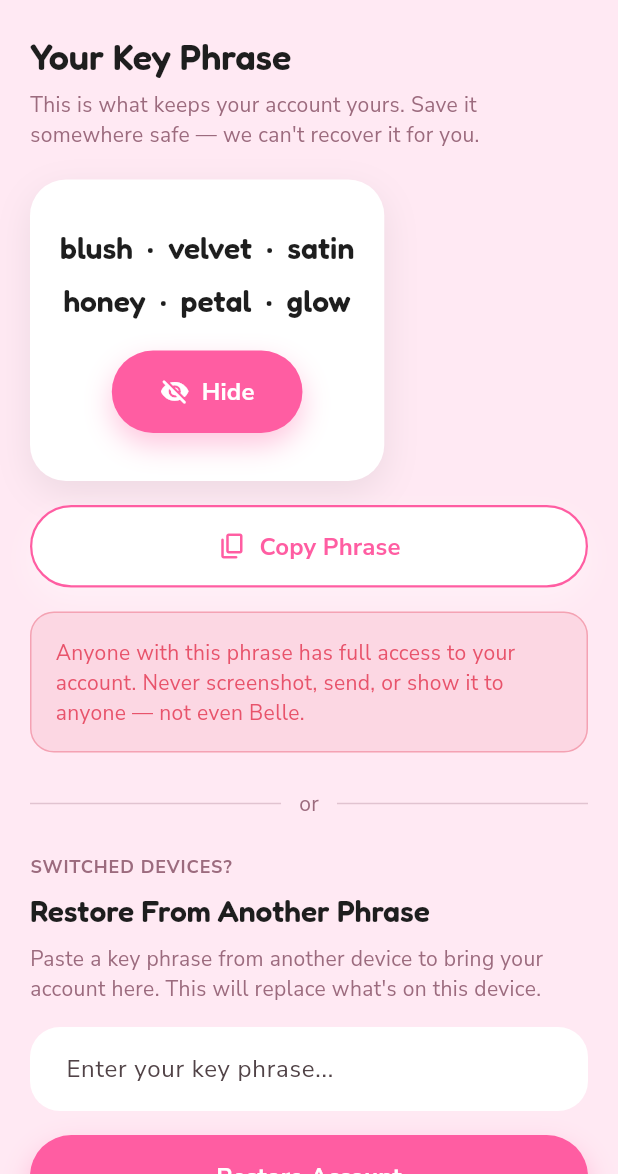
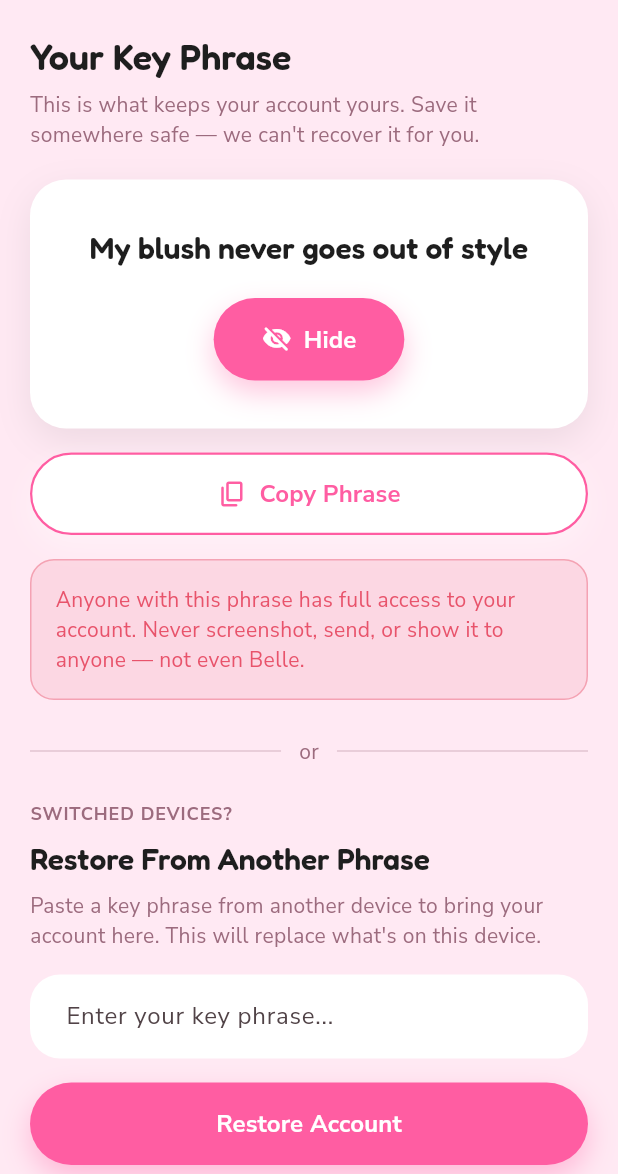
Before and after one commit to tricialinewberg/Bitcoin-Beauty-School, a Flutter app: the KeyPhraseScreen screen opened directly, after a tap on "Reveal", on a phone screen of 412 x 824 dp, the part 62-1236 px from its top. Run offline on Flutter 3.47's test engine with Material 3 defaults, Android fonts, the phone set to English and light mode, and no system bars; our stand-ins replace google_fonts.

Commit message:
Fix splash background and Key Phrase card issues
- Splash background is now white (bloomWhite) instead of Soft Baby
  Pink, so logo.png's own white background blends in with no visible
  box around it. Onboarding onwards is unaffected.
- The Key Phrase reveal card now has a fixed full width in both the
  blurred and revealed states (was shrink-wrapping to content, making
  the revealed state visibly narrower than the Copy Phrase button).
- The mock key phrase is now one full phrase randomly picked from a
  small hardcoded bank, instead of 6 unrelated single words.

```diff
--- a/lib/screens/key_phrase/key_phrase_screen.dart
+++ b/lib/screens/key_phrase/key_phrase_screen.dart
@@ -1,3 +1,5 @@
+import 'dart:math';
+
 import 'package:flutter/material.dart';
 import 'package:flutter/services.dart';
 
@@ -6,6 +8,16 @@ import '../../widgets/app_button.dart';
 import '../../widgets/app_card.dart';
 import '../../widgets/detail_app_bar.dart';
 import '../../widgets/section_label.dart';
+
+/// Placeholder bank of full beauty-themed phrases. Real key-phrase
+/// generation and Nostr derivation land in a later session.
+const _mockPhraseBank = [
+  'My blush never goes out of style',
+  'Glow eternal, secret key',
+  'Red lipstick, hidden balance',
+  'Soft power, sharp focus',
+  'Velvet touch, iron grip',
+];
 
 /// UI-only for now — reveal/restore are mocked. Real Nostr key derivation
 /// and relay sync land in a later session.
@@ -17,7 +29,8 @@ class KeyPhraseScreen extends StatefulWidget {
 }
 
 class _KeyPhraseScreenState extends State<KeyPhraseScreen> {
-  static const _mockPhrase = ['blush', 'velvet', 'satin', 'honey', 'petal', 'glow'];
+  late final _mockPhrase =
+      _mockPhraseBank[Random().nextInt(_mockPhraseBank.length)];
 
   final _restoreController = TextEditingController();
   bool _revealed = false;
@@ -29,7 +42,7 @@ class _KeyPhraseScreenState extends State<KeyPhraseScreen> {
   }
 
   void _copyPhrase() {
-    Clipboard.setData(ClipboardData(text: _mockPhrase.join(' ')));
+    Clipboard.setData(ClipboardData(text: _mockPhrase));
     ScaffoldMessenger.of(context).showSnackBar(
       const SnackBar(content: Text('Key phrase copied')),
     );
@@ -71,11 +84,15 @@ class _KeyPhraseScreenState extends State<KeyPhraseScreen> {
               ),
             ),
             const SizedBox(height: 20),
-            AppCard(
+            SizedBox(
+              width: double.infinity,
+              child: AppCard(
                 padding: const EdgeInsets.symmetric(vertical: 32, horizontal: 20),
                 child: Column(
                   children: [
-                  _revealed ? _RevealedPhrase(words: _mockPhrase) : const _BlurredPlaceholder(),
+                    _revealed
+                        ? _RevealedPhrase(phrase: _mockPhrase)
+                        : const _BlurredPlaceholder(),
                     const SizedBox(height: 20),
                     AppButton(
                       label: _revealed ? 'Hide' : 'Reveal',
@@ -86,6 +103,7 @@ class _KeyPhraseScreenState extends State<KeyPhraseScreen> {
                       onPressed: () => setState(() => _revealed = !_revealed),
                     ),
                   ],
+                ),
               ),
             ),
             const SizedBox(height: 16),
@@ -186,23 +204,16 @@ class _BlurredPlaceholder extends StatelessWidget {
 }
 
 class _RevealedPhrase extends StatelessWidget {
-  const _RevealedPhrase({required this.words});
+  const _RevealedPhrase({required this.phrase});
 
-  final List<String> words;
+  final String phrase;
 
   @override
   Widget build(BuildContext context) {
-    final half = (words.length / 2).ceil();
-    final firstLine = words.take(half).join('  ·  ');
-    final secondLine = words.skip(half).join('  ·  ');
-    final style = Theme.of(context).textTheme.headlineSmall;
-
-    return Column(
-      children: [
-        Text(firstLine, style: style, textAlign: TextAlign.center),
-        const SizedBox(height: 8),
-        Text(secondLine, style: style, textAlign: TextAlign.center),
-      ],
+    return Text(
+      phrase,
+      style: Theme.of(context).textTheme.headlineSmall,
+      textAlign: TextAlign.center,
     );
   }
 }
--- a/lib/screens/splash/splash_screen.dart
+++ b/lib/screens/splash/splash_screen.dart
@@ -37,7 +37,9 @@ class _SplashScreenState extends State<SplashScreen> {
   @override
   Widget build(BuildContext context) {
     return Scaffold(
-      backgroundColor: AppColors.softBabyPink,
+      // White (not Soft Baby Pink) so logo.png's own white background
+      // blends in seamlessly with no visible edge.
+      backgroundColor: AppColors.bloomWhite,
       body: Center(
         child: Padding(
           padding: const EdgeInsets.symmetric(horizontal: 64),
```
Lines whose indentation alone changed are shown as unchanged.
